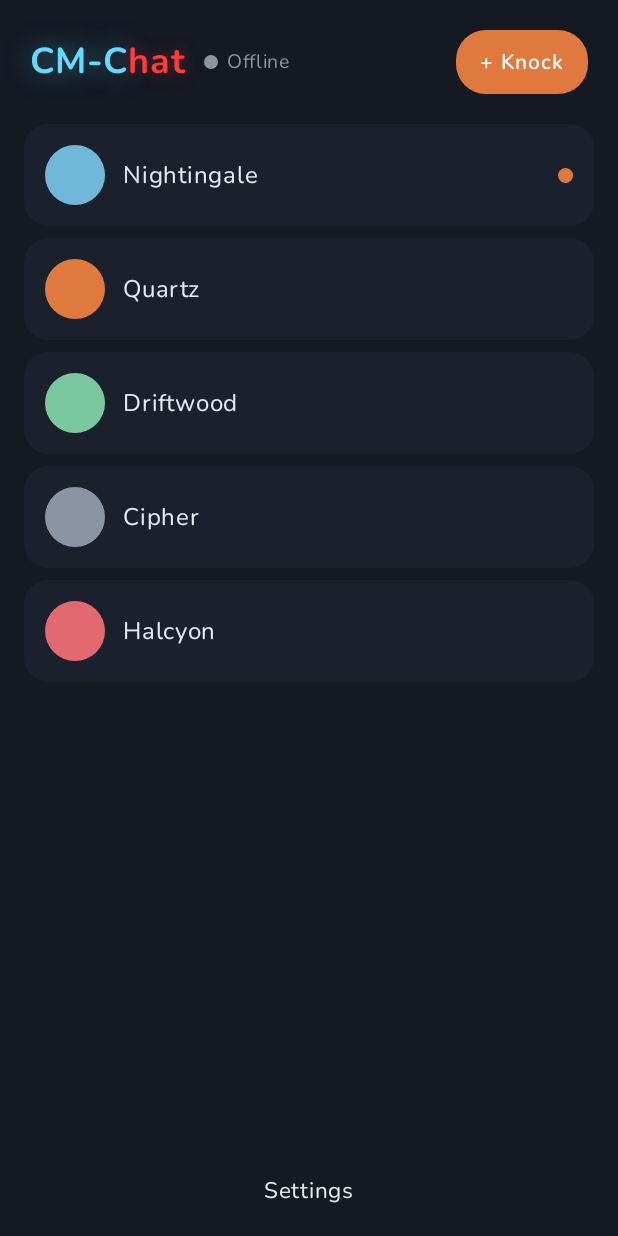
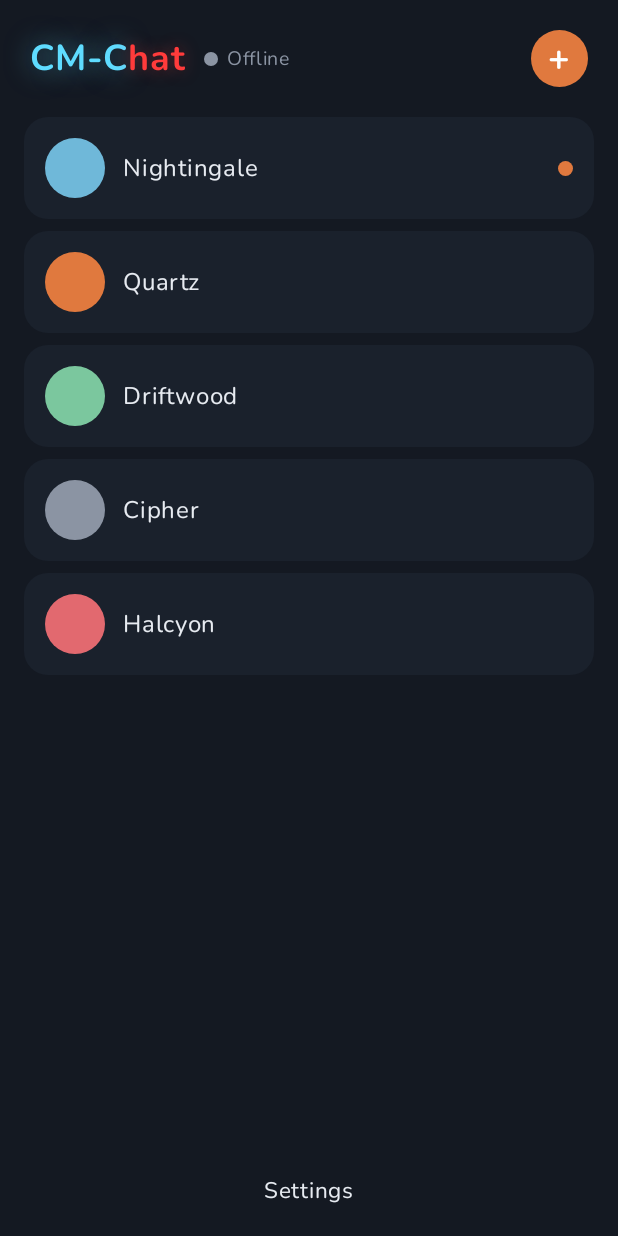
Before and after one commit to heyayus449-hash/cm-chatapk, an Android app built with Jetpack Compose: the composable CircleScreen called with sample values from the repository, on a phone screen of 412 x 824 dp. Run offline under Robolectric (Android 15) with nearby library versions, the phone set to English and light mode, and no system bars; libraries missing offline, so code that uses them is left out: net.freehaven.tor, org.torproject.jni.

Commit message:
Circle header = orange '+' only; chat guardians display-only
- Item 8: drop the 'Knock' word/pill; a tappable orange circular '+' remains
- Item 9: Cerberus/Kill Timer bar is display-only (no tap-toggle); both show
  live state and are changed only in Settings

Co-Authored-By: Claude Opus 4.8 <noreply@anthropic.com>
Claude-Session: https://claude.ai/code/session_016moR4EKHypB68DbnU8XKqr

```diff
--- a/app/src/main/java/org/cmchat/app/ui/screens/CircleScreen.kt
+++ b/app/src/main/java/org/cmchat/app/ui/screens/CircleScreen.kt
@@ -60,12 +60,14 @@ fun CircleScreen(
             Spacer(Modifier.width(12.dp))
             TorIndicator(torStatus)
             Spacer(Modifier.weight(1f))
+            // Suggestive tappable orange "+" (the "Knock" word/bubble is gone).
             Box(
-                Modifier.clip(RoundedCornerShape(20.dp)).background(CmOrange)
-                    .clickable { onKnock() }.padding(horizontal = 16.dp, vertical = 9.dp)
+                Modifier.size(38.dp).clip(CircleShape).background(CmOrange)
+                    .clickable { onKnock() },
+                contentAlignment = Alignment.Center,
             ) {
-                Text("+ Knock", color = Color.White, fontFamily = Nunito,
-                    fontSize = 14.sp, fontWeight = FontWeight.SemiBold)
+                Text("+", color = Color.White, fontFamily = Nunito,
+                    fontSize = 24.sp, fontWeight = FontWeight.Bold)
             }
         }
 
```
Also changed, not shown: app/src/main/java/org/cmchat/app/ui/screens/ChatScreen.kt (+11 -7 lines), 1 other file.
